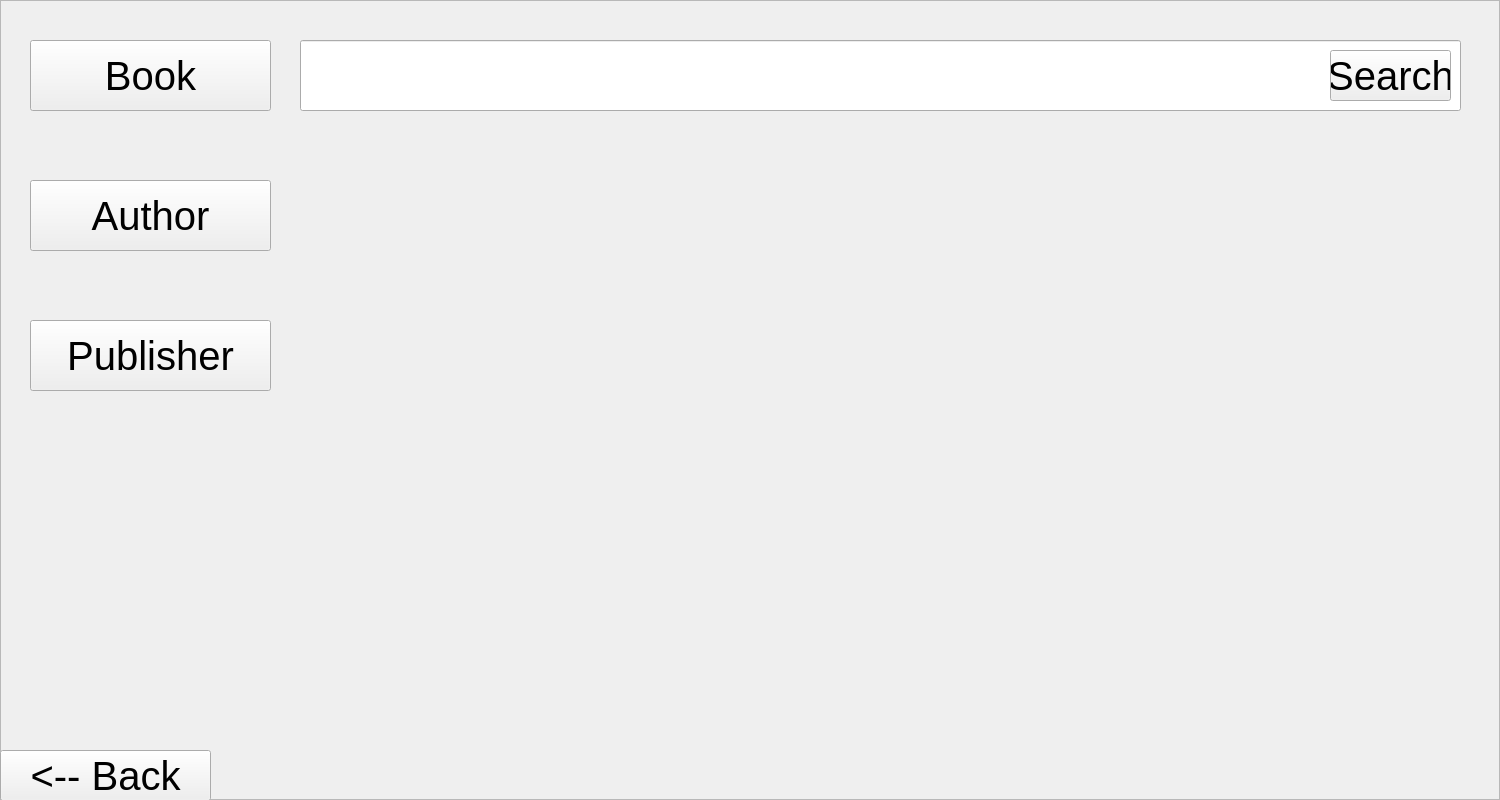
The window that BookClubProject/Users/searchwindow.ui (mohammadshirizadeh-sudo/book-club) describes before a commit, drawn with Qt 5.
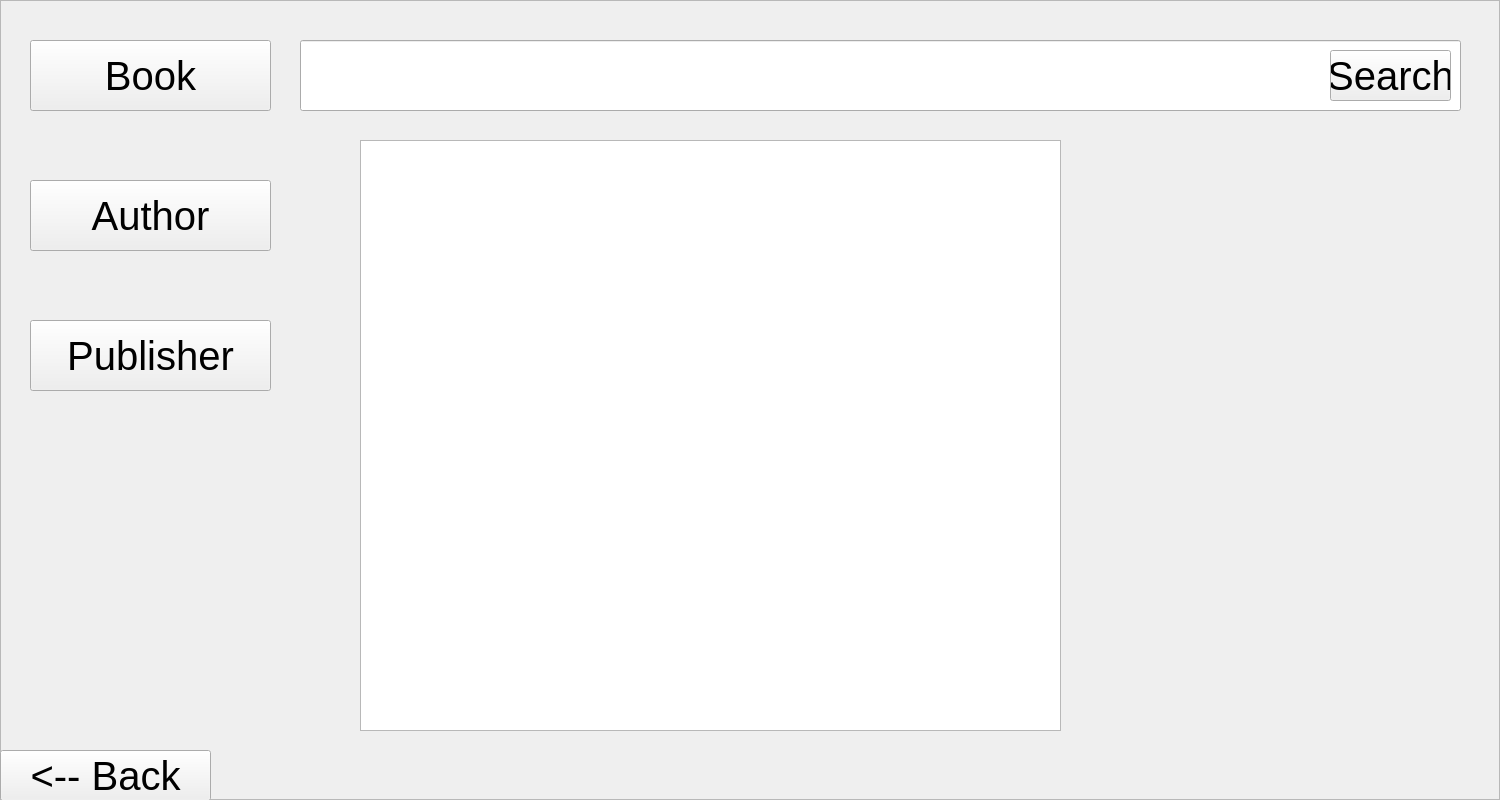
The same window after the commit. Icons and pictures are not drawn.

```diff
--- a/BookClubProject/Users/searchwindow.ui
+++ b/BookClubProject/Users/searchwindow.ui
@@ -181,6 +181,16 @@
      <string>&lt;-- Back</string>
     </property>
    </widget>
+   <widget class="QListWidget" name="searchResultsListWidget">
+    <property name="geometry">
+     <rect>
+      <x>360</x>
+      <y>140</y>
+      <width>701</width>
+      <height>591</height>
+     </rect>
+    </property>
+   </widget>
   </widget>
  </widget>
  <resources>
```
